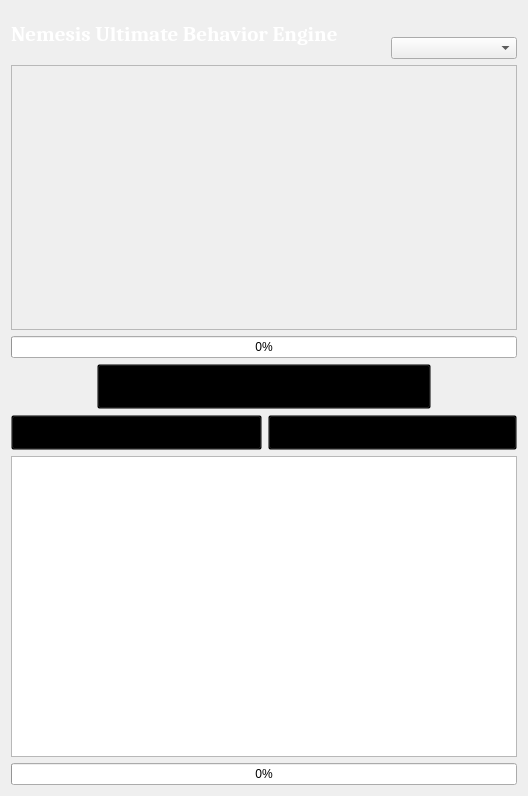
The window that Nemesis Main GUI/NemesisMainGUI.ui (ShikyoKira/Project-New-Reign---Nemesis-Main) describes before a commit, drawn with Qt 5.
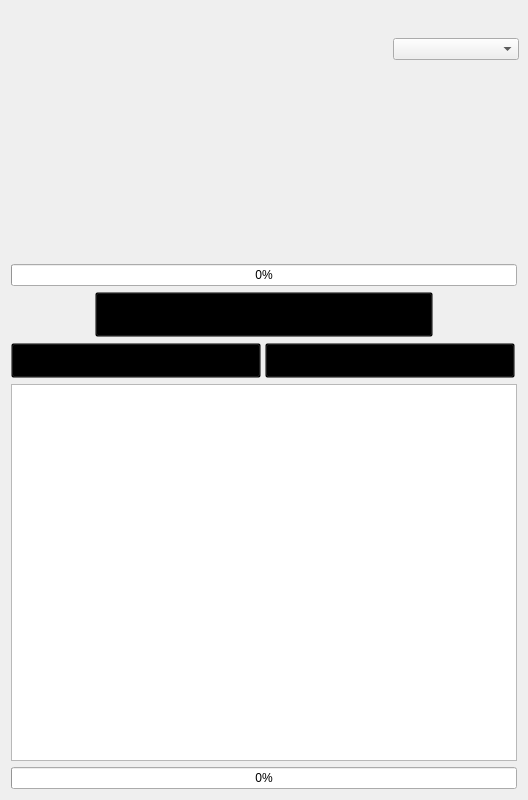
The same window after the commit. Icons and pictures are not drawn. Custom widgets are drawn as their Qt base class.

The edit to the form file:
```diff
--- a/Nemesis Main GUI/NemesisMainGUI.ui
+++ b/Nemesis Main GUI/NemesisMainGUI.ui
@@ -7,7 +7,7 @@
     <x>0</x>
     <y>0</y>
     <width>528</width>
-    <height>796</height>
+    <height>800</height>
    </rect>
   </property>
   <property name="sizePolicy">
@@ -38,7 +38,23 @@
    <property name="sizeConstraint">
     <enum>QLayout::SetDefaultConstraint</enum>
    </property>
-   <item row="3" column="0" colspan="7">
+   <item row="4" column="0">
+    <spacer name="horizontalSpacer">
+     <property name="orientation">
+      <enum>Qt::Horizontal</enum>
+     </property>
+     <property name="sizeType">
+      <enum>QSizePolicy::Fixed</enum>
+     </property>
+     <property name="sizeHint" stdset="0">
+      <size>
+       <width>80</width>
+       <height>20</height>
+      </size>
+     </property>
+    </spacer>
+   </item>
+   <item row="3" column="0" colspan="9">
     <widget class="QProgressBar" name="animProgressBar">
      <property name="toolTip">
       <string>Green - Good
@@ -56,40 +72,44 @@
      </property>
     </widget>
    </item>
-   <item row="0" column="6">
-    <spacer name="verticalSpacer">
-     <property name="orientation">
-      <enum>Qt::Vertical</enum>
+   <item row="11" column="0" colspan="9">
+    <widget class="QProgressBar" name="progressBar">
+     <property name="value">
+      <number>0</number>
      </property>
-     <property name="sizeType">
-      <enum>QSizePolicy::Fixed</enum>
+     <property name="alignment">
+      <set>Qt::AlignCenter</set>
      </property>
-     <property name="sizeHint" stdset="0">
-      <size>
-       <width>20</width>
-       <height>20</height>
-      </size>
-     </property>
-    </spacer>
+    </widget>
    </item>
-   <item row="4" column="0">
-    <spacer name="horizontalSpacer">
-     <property name="orientation">
-      <enum>Qt::Horizontal</enum>
+   <item row="10" column="0" colspan="9">
+    <widget class="QTextBrowser" name="textBrowser">
+     <property name="sizePolicy">
+      <sizepolicy hsizetype="Expanding" vsizetype="Expanding">
+       <horstretch>0</horstretch>
+       <verstretch>0</verstretch>
+      </sizepolicy>
      </property>
-     <property name="sizeType">
-      <enum>QSizePolicy::Fixed</enum>
-     </property>
-     <property name="sizeHint" stdset="0">
+     <property name="maximumSize">
       <size>
-       <width>80</width>
-       <height>20</height>
+       <width>16777215</width>
+       <height>1000</height>
       </size>
      </property>
-    </spacer>
+     <property name="sizeAdjustPolicy">
+      <enum>QAbstractScrollArea::AdjustToContents</enum>
+     </property>
+     <property name="html">
+      <string>&lt;!DOCTYPE HTML PUBLIC &quot;-//W3C//DTD HTML 4.0//EN&quot; &quot;http://www.w3.org/TR/REC-html40/strict.dtd&quot;&gt;
+&lt;html&gt;&lt;head&gt;&lt;meta name=&quot;qrichtext&quot; content=&quot;1&quot; /&gt;&lt;style type=&quot;text/css&quot;&gt;
+p, li { white-space: pre-wrap; }
+&lt;/style&gt;&lt;/head&gt;&lt;body style=&quot; font-family:'MS Shell Dlg 2'; font-size:8.25pt; font-weight:400; font-style:normal;&quot;&gt;
+&lt;p style=&quot;-qt-paragraph-type:empty; margin-top:0px; margin-bottom:0px; margin-left:0px; margin-right:0px; -qt-block-indent:0; text-indent:0px;&quot;&gt;&lt;br /&gt;&lt;/p&gt;&lt;/body&gt;&lt;/html&gt;</string>
+     </property>
+    </widget>
    </item>
-   <item row="4" column="1" colspan="5">
-    <widget class="QPushButton" name="buttonLaunch">
+   <item row="5" column="0" colspan="4">
+    <widget class="QPushButton" name="buttonCheck">
      <property name="sizePolicy">
       <sizepolicy hsizetype="Expanding" vsizetype="Fixed">
        <horstretch>0</horstretch>
@@ -98,16 +118,20 @@
      </property>
      <property name="minimumSize">
       <size>
-       <width>200</width>
-       <height>45</height>
+       <width>250</width>
+       <height>35</height>
       </size>
      </property>
+     <property name="maximumSize">
+      <size>
+       <width>250</width>
+       <height>16777215</height>
+      </size>
+     </property>
      <property name="font">
       <font>
        <family>Cambria</family>
        <pointsize>12</pointsize>
-       <weight>75</weight>
-       <bold>true</bold>
       </font>
      </property>
      <property name="cursor">
@@ -115,15 +139,15 @@
      </property>
      <property name="styleSheet">
       <string notr="true">background-color: transparent;
-background-image: url(:/background/Resources/button-launch.png);</string>
+background-image: url(:/background/Resources/button-update-test.png);</string>
      </property>
      <property name="text">
-      <string>Launch Nemesis Behavior Engine</string>
+      <string>Conflict Test</string>
      </property>
     </widget>
    </item>
-   <item row="2" column="0" colspan="7">
-    <widget class="QFrame" name="frame">
+   <item row="5" column="4" colspan="5">
+    <widget class="QPushButton" name="buttonUpdate">
      <property name="sizePolicy">
       <sizepolicy hsizetype="Expanding" vsizetype="Fixed">
        <horstretch>0</horstretch>
@@ -132,28 +156,36 @@
      </property>
      <property name="minimumSize">
       <size>
-       <width>0</width>
-       <height>265</height>
+       <width>250</width>
+       <height>35</height>
       </size>
      </property>
-     <property name="styleSheet">
-      <string notr="true">background-image: url(:/background/Resources/main-log.png);</string>
+     <property name="maximumSize">
+      <size>
+       <width>250</width>
+       <height>16777215</height>
+      </size>
      </property>
-     <property name="frameShape">
-      <enum>QFrame::StyledPanel</enum>
+     <property name="font">
+      <font>
+       <family>Cambria</family>
+       <pointsize>12</pointsize>
+      </font>
      </property>
-     <property name="frameShadow">
-      <enum>QFrame::Raised</enum>
+     <property name="cursor">
+      <cursorShape>PointingHandCursor</cursorShape>
      </property>
+     <property name="styleSheet">
+      <string notr="true">background-color: transparent;
+background-image: url(:/background/Resources/button-update-test.png);</string>
+     </property>
+     <property name="text">
+      <string>Update Engine</string>
+     </property>
+    </widget>
+   </item>
+   <item row="2" column="0" colspan="9">
      <widget class="BehaviorListView" name="modView">
-      <property name="geometry">
-       <rect>
-        <x>30</x>
-        <y>20</y>
-        <width>431</width>
-        <height>231</height>
-       </rect>
-      </property>
       <property name="sizePolicy">
        <sizepolicy hsizetype="Expanding" vsizetype="Fixed">
         <horstretch>0</horstretch>
@@ -209,19 +241,42 @@
        <bool>false</bool>
       </attribute>
      </widget>
-    </widget>
    </item>
-   <item row="11" column="0" colspan="7">
-    <widget class="QProgressBar" name="progressBar">
-     <property name="value">
-      <number>0</number>
+   <item row="4" column="1" colspan="7">
+    <widget class="QPushButton" name="buttonLaunch">
+     <property name="sizePolicy">
+      <sizepolicy hsizetype="Expanding" vsizetype="Fixed">
+       <horstretch>0</horstretch>
+       <verstretch>0</verstretch>
+      </sizepolicy>
      </property>
-     <property name="alignment">
-      <set>Qt::AlignCenter</set>
+     <property name="minimumSize">
+      <size>
+       <width>200</width>
+       <height>45</height>
+      </size>
      </property>
+     <property name="font">
+      <font>
+       <family>Cambria</family>
+       <pointsize>12</pointsize>
+       <weight>75</weight>
+       <bold>true</bold>
+      </font>
+     </property>
+     <property name="cursor">
+      <cursorShape>PointingHandCursor</cursorShape>
+     </property>
+     <property name="styleSheet">
+      <string notr="true">background-color: transparent;
+background-image: url(:/background/Resources/button-launch.png);</string>
+     </property>
+     <property name="text">
+      <string>Launch Nemesis Behavior Engine</string>
+     </property>
     </widget>
    </item>
-   <item row="4" column="6">
+   <item row="4" column="8">
     <spacer name="horizontalSpacer_3">
      <property name="orientation">
       <enum>Qt::Horizontal</enum>
@@ -237,33 +292,29 @@
      </property>
     </spacer>
    </item>
-   <item row="10" column="0" colspan="7">
-    <widget class="QTextBrowser" name="textBrowser">
-     <property name="sizePolicy">
-      <sizepolicy hsizetype="Expanding" vsizetype="Expanding">
-       <horstretch>0</horstretch>
-       <verstretch>0</verstretch>
-      </sizepolicy>
+   <item row="1" column="7" colspan="2">
+    <widget class="QComboBox" name="comboBox">
+     <property name="minimumSize">
+      <size>
+       <width>126</width>
+       <height>0</height>
+      </size>
      </property>
      <property name="maximumSize">
       <size>
-       <width>16777215</width>
-       <height>1000</height>
+       <width>137</width>
+       <height>16777215</height>
       </size>
      </property>
-     <property name="sizeAdjustPolicy">
-      <enum>QAbstractScrollArea::AdjustToContents</enum>
+     <property name="contextMenuPolicy">
+      <enum>Qt::ActionsContextMenu</enum>
      </property>
-     <property name="html">
-      <string>&lt;!DOCTYPE HTML PUBLIC &quot;-//W3C//DTD HTML 4.0//EN&quot; &quot;http://www.w3.org/TR/REC-html40/strict.dtd&quot;&gt;
-&lt;html&gt;&lt;head&gt;&lt;meta name=&quot;qrichtext&quot; content=&quot;1&quot; /&gt;&lt;style type=&quot;text/css&quot;&gt;
-p, li { white-space: pre-wrap; }
-&lt;/style&gt;&lt;/head&gt;&lt;body style=&quot; font-family:'MS Shell Dlg 2'; font-size:8.25pt; font-weight:400; font-style:normal;&quot;&gt;
-&lt;p style=&quot;-qt-paragraph-type:empty; margin-top:0px; margin-bottom:0px; margin-left:0px; margin-right:0px; -qt-block-indent:0; text-indent:0px;&quot;&gt;&lt;br /&gt;&lt;/p&gt;&lt;/body&gt;&lt;/html&gt;</string>
+     <property name="layoutDirection">
+      <enum>Qt::LeftToRight</enum>
      </property>
     </widget>
    </item>
-   <item row="0" column="0" rowspan="2" colspan="5">
+   <item row="0" column="2" rowspan="2" colspan="5">
     <widget class="QLabel" name="label">
      <property name="sizePolicy">
       <sizepolicy hsizetype="Preferred" vsizetype="Fixed">
@@ -289,96 +340,13 @@
       <string notr="true">color: rgb(255, 255, 255);</string>
      </property>
      <property name="text">
-      <string>Nemesis Ultimate Behavior Engine</string>
+      <string>&lt;html&gt;&lt;head/&gt;&lt;body&gt;&lt;p&gt;&lt;br/&gt;&lt;/p&gt;&lt;/body&gt;&lt;/html&gt;</string>
      </property>
      <property name="textFormat">
       <enum>Qt::RichText</enum>
      </property>
     </widget>
    </item>
-   <item row="5" column="3" colspan="4">
-    <widget class="QPushButton" name="buttonUpdate">
-     <property name="sizePolicy">
-      <sizepolicy hsizetype="Expanding" vsizetype="Fixed">
-       <horstretch>0</horstretch>
-       <verstretch>0</verstretch>
-      </sizepolicy>
-     </property>
-     <property name="minimumSize">
-      <size>
-       <width>165</width>
-       <height>35</height>
-      </size>
-     </property>
-     <property name="maximumSize">
-      <size>
-       <width>1234</width>
-       <height>16777215</height>
-      </size>
-     </property>
-     <property name="font">
-      <font>
-       <family>Cambria</family>
-       <pointsize>12</pointsize>
-      </font>
-     </property>
-     <property name="cursor">
-      <cursorShape>PointingHandCursor</cursorShape>
-     </property>
-     <property name="styleSheet">
-      <string notr="true">background-color: transparent;
-background-image: url(:/background/Resources/button-update-test.png);</string>
-     </property>
-     <property name="text">
-      <string>Update Engine</string>
-     </property>
-    </widget>
-   </item>
-   <item row="1" column="5" colspan="2">
-    <widget class="QComboBox" name="comboBox">
-     <property name="contextMenuPolicy">
-      <enum>Qt::ActionsContextMenu</enum>
-     </property>
-    </widget>
-   </item>
-   <item row="5" column="0" colspan="3">
-    <widget class="QPushButton" name="buttonCheck">
-     <property name="sizePolicy">
-      <sizepolicy hsizetype="Expanding" vsizetype="Fixed">
-       <horstretch>0</horstretch>
-       <verstretch>0</verstretch>
-      </sizepolicy>
-     </property>
-     <property name="minimumSize">
-      <size>
-       <width>251</width>
-       <height>35</height>
-      </size>
-     </property>
-     <property name="maximumSize">
-      <size>
-       <width>1234</width>
-       <height>16777215</height>
-      </size>
-     </property>
-     <property name="font">
-      <font>
-       <family>Cambria</family>
-       <pointsize>12</pointsize>
-      </font>
-     </property>
-     <property name="cursor">
-      <cursorShape>PointingHandCursor</cursorShape>
-     </property>
-     <property name="styleSheet">
-      <string notr="true">background-color: transparent;
-background-image: url(:/background/Resources/button-update-test.png);</string>
-     </property>
-     <property name="text">
-      <string>Conflict Test</string>
-     </property>
-    </widget>
-   </item>
   </layout>
  </widget>
  <layoutdefault spacing="6" margin="11"/>
```
Left out of the diff: 3 changed lines with no effect on the pictures. Lines whose indentation alone changed are shown as unchanged.
